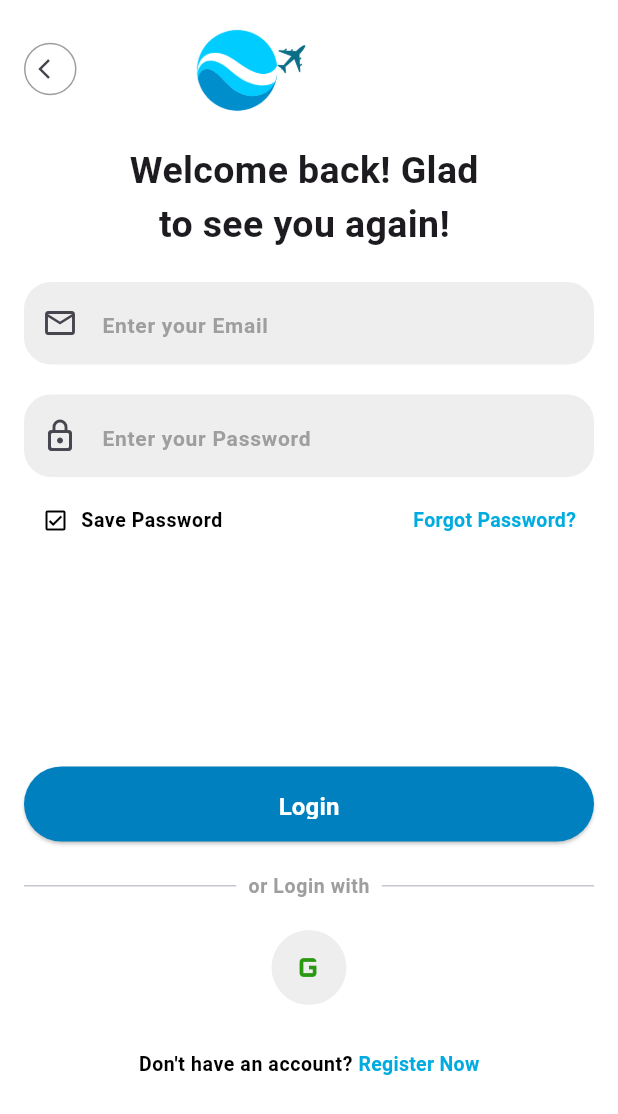
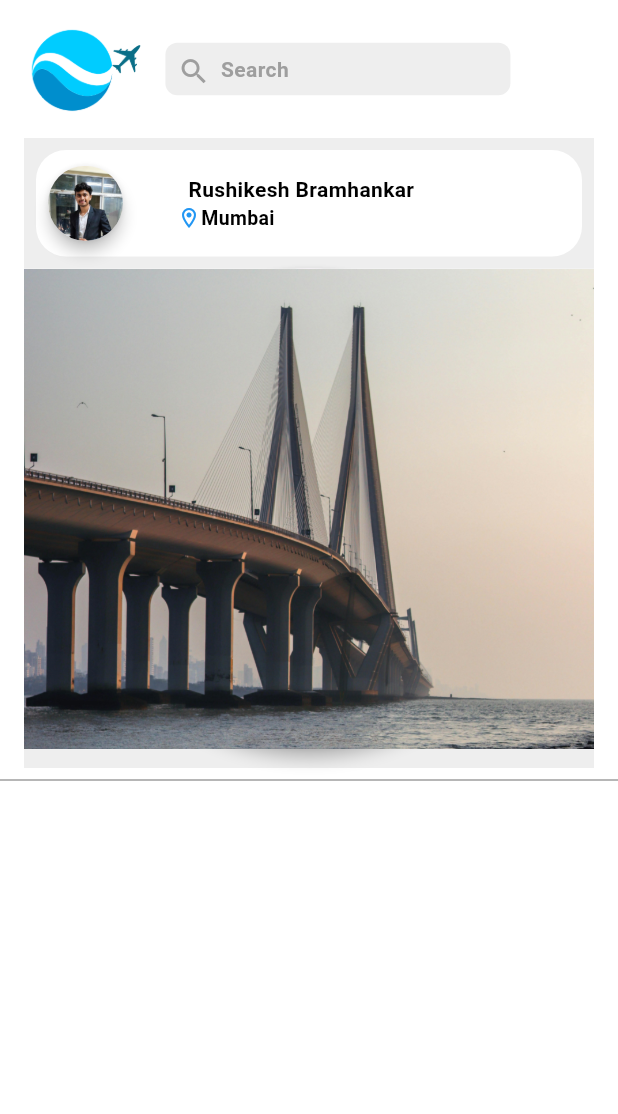
Before and after one commit to rushikeshBramhankar/horizon, a Flutter app: the LoginPage screen opened directly, after a tap on "Login", on a phone screen of 412 x 824 dp. Shown: the top 1114 px of the screen. Run offline on Flutter 3.47's test engine with Material 3 defaults, Android fonts, the light colour scheme and no system bars; missing offline and left inert: dart:ffi.

Commit message:
Second commit

```diff
--- a/lib/Authentication/login.dart
+++ b/lib/Authentication/login.dart
@@ -2,6 +2,7 @@ import 'dart:ffi';
 import 'package:flutter/material.dart';
 import 'package:horizon_project/Authentication/forgotPassword.dart';
 import 'package:horizon_project/Authentication/register.dart';
+import 'package:horizon_project/home.dart';
 
 class LoginPage extends StatefulWidget {
   @override
@@ -190,7 +191,7 @@ class _LoginPageState extends State<LoginPage> {
                   ),
                   onPressed: () {
                     Navigator.of(context).push(
-                      MaterialPageRoute(builder: (context) => LoginPage()),
+                      MaterialPageRoute(builder: (context) => Home()),
                     );
                   },
                   child: Text(
--- a/lib/Authentication/register.dart
+++ b/lib/Authentication/register.dart
@@ -176,9 +176,8 @@ class _RegisterState extends State<Register> {
                         Icons.remove_red_eye_outlined,
                         size: 20,
                       ),
-                      border: InputBorder.none, // Remove underline
-                      contentPadding: EdgeInsets.symmetric(
-                          vertical: 17), // Vertically center the text and icon
+                      border: InputBorder.none,
+                      contentPadding: EdgeInsets.symmetric(vertical: 17),
                     ),
                     keyboardType: TextInputType.emailAddress,
                   ),
@@ -236,8 +235,6 @@ class _RegisterState extends State<Register> {
                 ),
 
                 SizedBox(height: 10),
-
-                // Social Login Buttons (Facebook, Google, Apple)
                 Row(
                   mainAxisAlignment: MainAxisAlignment.center,
                   children: [
@@ -251,11 +248,8 @@ class _RegisterState extends State<Register> {
                           Icons.g_mobiledata,
                           color: Color.fromARGB(255, 42, 152, 17),
                         ),
-                        // icon: Image.asset('assets/google_icon.png'),
                         iconSize: 30,
-                        onPressed: () {
-                          // Google login logic
-                        },
+                        onPressed: () {},
                       ),
                     ),
                   ],
--- /dev/null
+++ b/lib/home.dart
@@ -0,0 +1,197 @@
+import 'package:flutter/material.dart';
+
+class Home extends StatefulWidget {
+  const Home({super.key});
+
+  @override
+  State<Home> createState() => _HomeState();
+}
+
+class _HomeState extends State<Home> {
+  @override
+  Widget build(BuildContext context) {
+    return Scaffold(
+      backgroundColor: Colors.white,
+      body: SafeArea(
+        child: Column(
+          children: [
+            Padding(
+              padding: const EdgeInsets.all(16.0),
+              child: Row(
+                mainAxisAlignment: MainAxisAlignment.start,
+                children: [
+                  Image.asset(
+                    'assets/travel2.png',
+                    height: 60,
+                  ),
+                  SizedBox(
+                    width: 10,
+                  ),
+                  Container(
+                    height: 35,
+                    width: 230,
+                    decoration: BoxDecoration(
+                      color: Colors.grey[200],
+                      borderRadius: BorderRadius.circular(8),
+                    ),
+                    child: Padding(
+                      padding: const EdgeInsets.all(8.0),
+                      child: Row(
+                        children: [
+                          Icon(
+                            Icons.search,
+                            color: Colors.grey,
+                            size: 22,
+                          ),
+                          SizedBox(
+                            width: 7,
+                          ),
+                          Text(
+                            'Search',
+                            style: TextStyle(
+                              color: Colors.grey,
+                              fontWeight: FontWeight.bold,
+                            ),
+                          ),
+                        ],
+                      ),
+                    ),
+                  )
+                ],
+              ),
+            ),
+            // Moved the vertical SingleChildScrollView to encompass the scrolling area
+            Expanded(
+              child: SingleChildScrollView(
+                // This widget allows vertical scrolling
+                scrollDirection: Axis.vertical,
+                child: Column(
+                  children: [
+                    Container(
+                      height: 420,
+                      width: 380,
+                      decoration: BoxDecoration(
+                        color: Colors.grey[200],
+                      ),
+                      child: Column(
+                        children: [
+                          Padding(
+                            padding: const EdgeInsets.all(8.0),
+                            child: Container(
+                              decoration: BoxDecoration(
+                                  color: Colors.white,
+                                  borderRadius: BorderRadius.circular(20)),
+                              child: Padding(
+                                padding: const EdgeInsets.all(8.0),
+                                child: Row(
+                                  mainAxisAlignment:
+                                      MainAxisAlignment.spaceBetween,
+                                  children: [
+                                    Container(
+                                      height: 50,
+                                      width: 50,
+                                      decoration: BoxDecoration(
+                                        color: Colors.grey[100],
+                                        shape: BoxShape.circle,
+                                      ),
+                                      child: Material(
+                                        elevation:
+                                            4.0, // Adds the shadow effect
+                                        shape: CircleBorder(),
+                                        child: ClipOval(
+                                          child: Image.asset(
+                                            'assets/myimage.jpg',
+                                            fit: BoxFit.cover,
+                                            height: 50,
+                                            width: 50,
+                                          ),
+                                        ),
+                                      ),
+                                    ),
+                                    Container(
+                                      height: 55,
+                                      width: 270,
+                                      decoration: BoxDecoration(
+                                        borderRadius: BorderRadius.circular(8),
+                                      ),
+                                      child: Padding(
+                                        padding: const EdgeInsets.all(8.0),
+                                        child: Column(
+                                          crossAxisAlignment:
+                                              CrossAxisAlignment.start,
+                                          children: [
+                                            Text(
+                                              '  Rushikesh Bramhankar',
+                                              style: TextStyle(
+                                                color: Colors.black,
+                                                fontWeight: FontWeight.bold,
+                                              ),
+                                            ),
+                                            Row(
+                                              mainAxisAlignment:
+                                                  MainAxisAlignment.start,
+                                              children: [
+                                                Icon(
+                                                  Icons.location_on_outlined,
+                                                  color: Colors.blue,
+                                                  size: 16,
+                                                ),
+                                                Text(
+                                                  'Mumbai',
+                                                  style: TextStyle(
+                                                    fontSize: 13,
+                                                    color: Colors.black,
+                                                    fontWeight: FontWeight.bold,
+                                                  ),
+                                                ),
+                                              ],
+                                            )
+                                          ],
+                                        ),
+                                      ),
+                                    ),
+                                  ],
+                                ),
+                              ),
+                            ),
+                          ),
+                          Container(
+                            height: 320,
+                            width: 400,
+                            decoration: BoxDecoration(
+                              color: Colors.grey[100],
+                            ),
+                            child: Material(
+                              elevation: 4.0,
+                              shape: CircleBorder(),
+                              child: Image.asset(
+                                'assets/sealink.jpg',
+                                fit: BoxFit.cover,
+                              ),
+                            ),
+                          ),
+                        ],
+                      ),
+                    ),
+                    Divider(
+                      color: Colors.grey,
+                      thickness: 1,
+                      indent: 0, // Left side padding
+                      endIndent: 0, // Right side padding
+                    ),
+                    SingleChildScrollView(
+                      scrollDirection: Axis.horizontal,
+                      child: Row(
+                        children: [],
+                      ),
+                    ),
+                  ],
+                ),
+              ),
+            ),
+          ],
+        ),
+      ),
+    );
+  }
+}
--- a/pubspec.yaml
+++ b/pubspec.yaml
@@ -64,6 +64,8 @@ flutter:
     - assets/travel2.png
     - assets/tree1.png
     - assets/flower.png
+    - assets/myimage.jpg
+    - assets/sealink.jpg
 
   # An image asset can refer to one or more resolution-specific "variants", see
   # https://flutter.dev/assets-and-images/#resolution-aware
```
Also changed, not shown: assets/myimage.jpg (added), assets/sealink.jpg (added).
